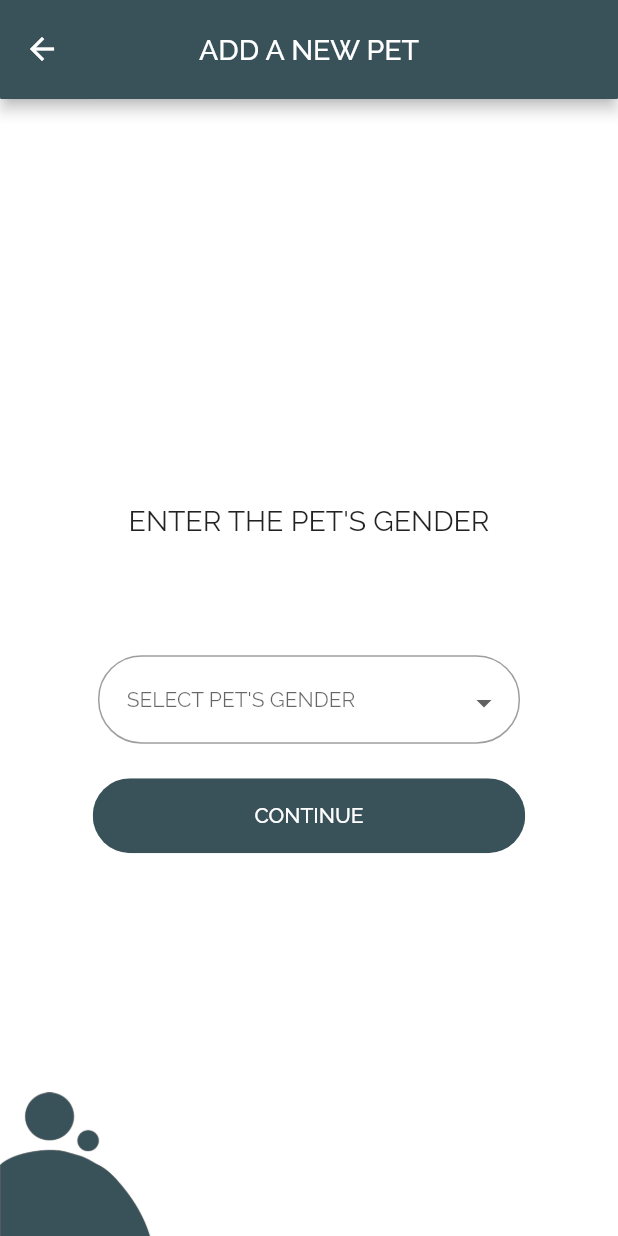
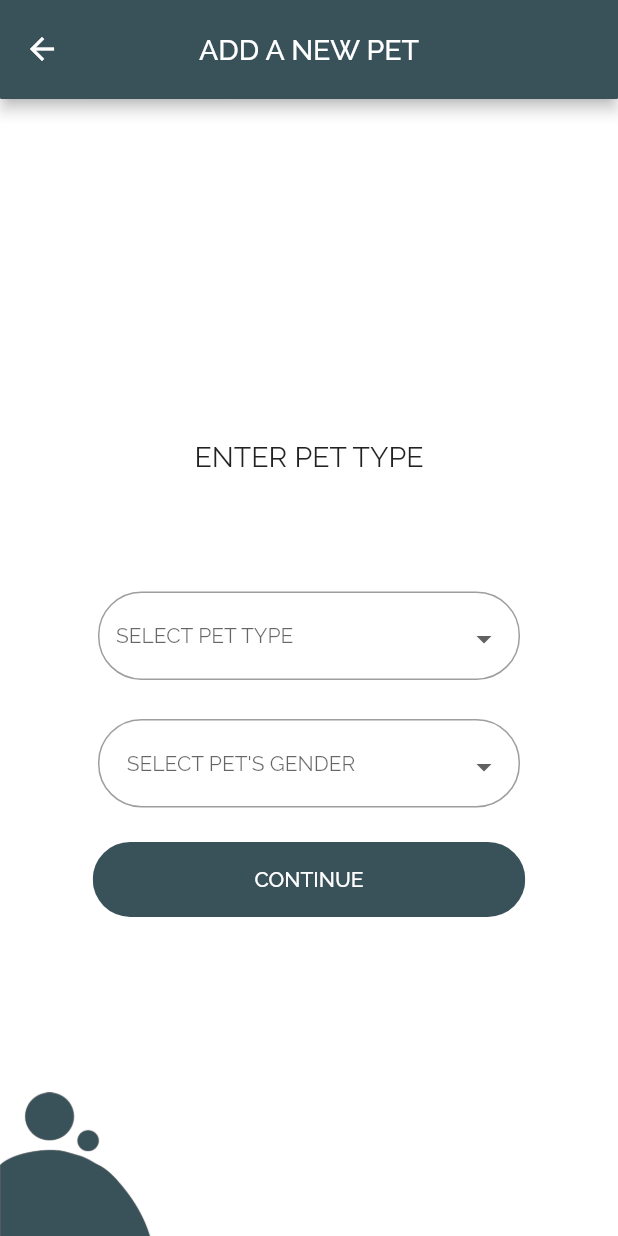
Before and after one commit to sushiroll29/PetPals, a Flutter app: the NewPetGenderPage screen opened directly with empty values, on a phone screen of 412 x 824 dp. Run offline on Flutter 3.47's test engine with Material 2 defaults, Android fonts, the phone set to English and light mode, and no system bars; drawn by our look-alikes of auto_size_text; our stand-ins replace cloud_firestore, firebase_auth, font_awesome_flutter, google_fonts; accounts and stored records are empty.

Commit message:
added pet type dropdown

```diff
--- a/lib/screens/new_pet/pet_gender.dart
+++ b/lib/screens/new_pet/pet_gender.dart
@@ -20,12 +20,13 @@ class NewPetGenderPage extends StatefulWidget {
 }
 
 class _NewPetGenderPageState extends State<NewPetGenderPage> {
-  String _currentSelectedValue;
+  String _currentSelectedGenderValue, _currentSelectedPetValue;
   @override
   Widget build(BuildContext context) {
     Size size = MediaQuery.of(context).size;
 
     var _genders = ["Male", "Female"];
+    var _petTypes = ["Dog", "Cat"];
     return Scaffold(
       appBar: AppBar(
         toolbarHeight: size.height * 0.08,
@@ -55,7 +56,7 @@ class _NewPetGenderPageState extends State<NewPetGenderPage> {
               //CustomDropdown(text: "CHOOSE PET TYPE"),
 
               AutoSizeText(
-                "ENTER THE PET'S GENDER",
+                "ENTER PET TYPE",
                 maxLines: 1,
                 style: TextStyle(
                   fontFamily: GoogleFonts.raleway(fontWeight: FontWeight.w600)
@@ -79,7 +80,51 @@ class _NewPetGenderPageState extends State<NewPetGenderPage> {
                           fillColor: Colors.red,
                           border: OutlineInputBorder(
                               borderRadius: BorderRadius.circular(29))),
-                      isEmpty: _currentSelectedValue == '',
+                      isEmpty: _currentSelectedPetValue == '',
+                      child: DropdownButtonHideUnderline(
+                        child: DropdownButton<String>(
+                          hint: new Text("SELECT PET TYPE"),
+                          style: TextStyle(
+                            fontFamily:
+                                GoogleFonts.raleway(fontWeight: FontWeight.w700)
+                                    .fontFamily,
+                            fontSize: 14,
+                            color: aPrimaryColor,
+                          ),
+                          value: _currentSelectedPetValue,
+                          isDense: true,
+                          onChanged: (String newValue) {
+                            setState(() {
+                              _currentSelectedPetValue = newValue;
+                              state.didChange(newValue);
+                            });
+                          },
+                          items: _petTypes.map((String value) {
+                            return DropdownMenuItem<String>(
+                              value: value,
+                              child: Text(value),
+                            );
+                          }).toList(),
+                        ),
+                      ),
+                    );
+                  },
+                ),
+              ),
+
+              Container(
+                margin: EdgeInsets.symmetric(vertical: 10),
+                padding: EdgeInsets.symmetric(horizontal: 20, vertical: 3),
+                width: size.width * 0.78,
+                height: 65,
+                child: FormField<String>(
+                  builder: (FormFieldState<String> state) {
+                    return InputDecorator(
+                      decoration: InputDecoration(
+                          fillColor: Colors.red,
+                          border: OutlineInputBorder(
+                              borderRadius: BorderRadius.circular(29))),
+                      isEmpty: _currentSelectedGenderValue == '',
                       child: DropdownButtonHideUnderline(
                         child: DropdownButton<String>(
                           hint: new Text("  SELECT PET'S GENDER"),
@@ -90,11 +135,11 @@ class _NewPetGenderPageState extends State<NewPetGenderPage> {
                             fontSize: 14,
                             color: aPrimaryColor,
                           ),
-                          value: _currentSelectedValue,
+                          value: _currentSelectedGenderValue,
                           isDense: true,
                           onChanged: (String newValue) {
                             setState(() {
-                              _currentSelectedValue = newValue;
+                              _currentSelectedGenderValue = newValue;
                               state.didChange(newValue);
                             });
                           },
@@ -114,7 +159,8 @@ class _NewPetGenderPageState extends State<NewPetGenderPage> {
               RoundedButton(
                 text: 'CONTINUE',
                 press: () {
-                  widget.pet.gender = _currentSelectedValue;
+                  widget.pet.gender = _currentSelectedGenderValue;
+                  widget.pet.type = _currentSelectedPetValue;
                   Navigator.push(
                     context,
                     MaterialPageRoute(
```
